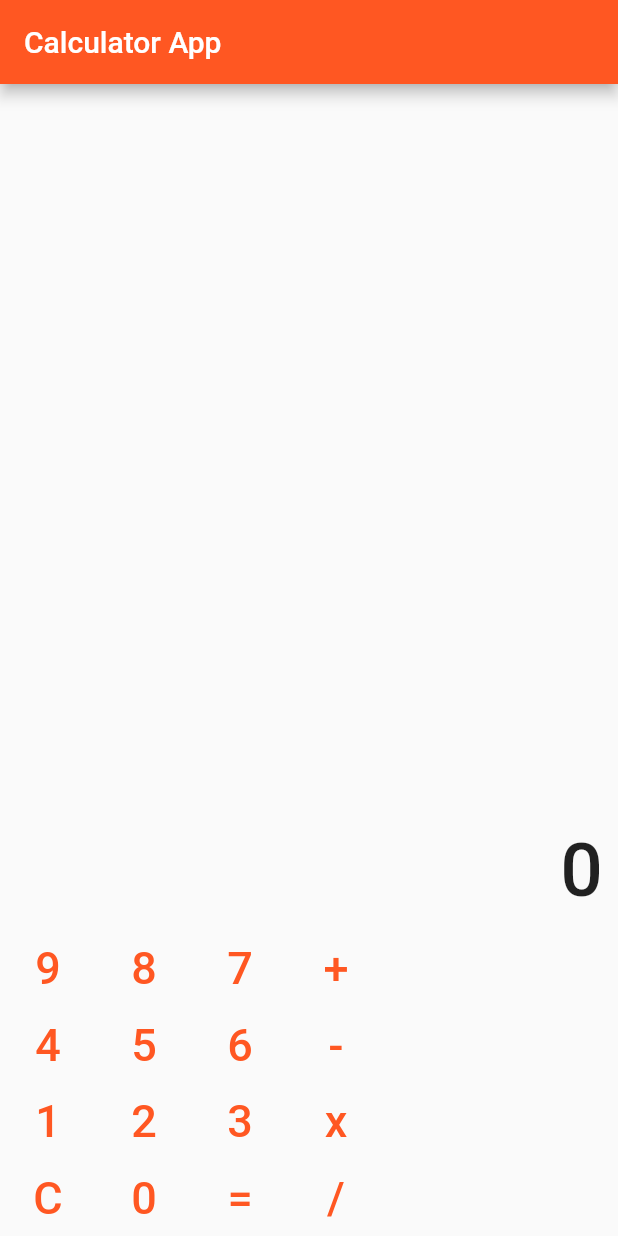
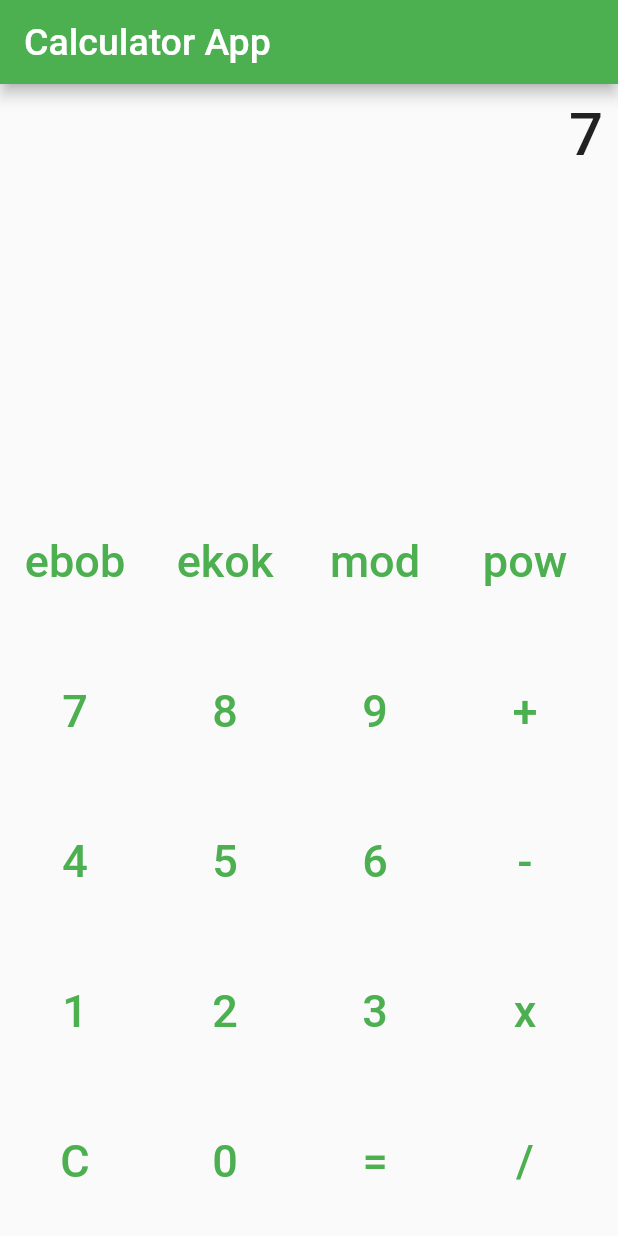
Before and after one commit to emreavarisli/Calculator-App, a Flutter app: the screen it shows after launch, after a tap on an icon or button, on a phone screen of 412 x 824 dp. Run offline on Flutter 3.47's test engine with Material 2 defaults, Android fonts, the phone set to English and light mode, and no system bars.

Commit message:
Calculator App

```diff
--- a/lib/main.dart
+++ b/lib/main.dart
@@ -8,7 +8,7 @@ class MyApp extends StatelessWidget {
   @override
   Widget build(BuildContext context) {
     return MaterialApp(
-      theme: ThemeData(primarySwatch: Colors.deepOrange),
+      theme: ThemeData(primarySwatch: Colors.green),
       home: const HomeApp(),
       debugShowCheckedModeBanner: false,
     );
@@ -27,71 +27,141 @@ class _HomeAppState extends State<HomeApp> {
   Widget build(BuildContext context) {
     return Scaffold(
       appBar: AppBar(
-        title: const Text('Calculator App'),
+        title: const Text(
+          'Calculator App',
+          style: TextStyle(fontSize: 25),
+        ),
       ),
       body: Container(
         child: Column(
           children: [
             Expanded(
-              child: Container(
+              child: Column(
+                children: [
+                  Container(
                     padding: const EdgeInsets.all(10),
                     alignment: Alignment.bottomRight,
-                child: const Text(
-                  '0',
-                  style: TextStyle(
-                    fontSize: 50,
+                    child: Text(
+                      text,
+                      style: const TextStyle(
+                        fontSize: 40,
                         fontWeight: FontWeight.w500,
                       ),
                     ),
                   ),
+                ],
+              ),
             ),
             Row(
               children: [
-                customOutlineButton('9'),
-                customOutlineButton('8'),
-                customOutlineButton('7'),
-                customOutlineButton('+'),
+                customTextButton('ebob'),
+                customTextButton('ekok'),
+                customTextButton('mod'),
+                customTextButton('pow'),
               ],
             ),
             Row(
               children: [
-                customOutlineButton('4'),
-                customOutlineButton('5'),
-                customOutlineButton('6'),
-                customOutlineButton('-'),
+                customTextButton('7'),
+                customTextButton('8'),
+                customTextButton('9'),
+                customTextButton('+'),
               ],
             ),
             Row(
               children: [
-                customOutlineButton('1'),
-                customOutlineButton('2'),
-                customOutlineButton('3'),
-                customOutlineButton('x'),
+                customTextButton('4'),
+                customTextButton('5'),
+                customTextButton('6'),
+                customTextButton('-'),
               ],
             ),
             Row(
               children: [
-                customOutlineButton('C'),
-                customOutlineButton('0'),
-                customOutlineButton('='),
-                customOutlineButton('/'),
+                customTextButton('1'),
+                customTextButton('2'),
+                customTextButton('3'),
+                customTextButton('x'),
               ],
-            )
+            ),
+            Row(
+              children: [
+                customTextButton('C'),
+                customTextButton('0'),
+                customTextButton('='),
+                customTextButton('/'),
+              ],
+            ),
           ],
         ),
       ),
     );
   }
 
-  Widget customOutlineButton(String value) {
-    return
-        //padding: const EdgeInsets.all(25),
-        TextButton(
-      onPressed: () {},
+  Widget customTextButton(String value) {
+    return SizedBox(
+      width: 100,
+      height: 100,
+      child: TextButton(
+        onPressed: () => buttonClick(value),
         child: Text(
           value,
           style: const TextStyle(fontSize: 30.0),
         ),
+      ),
     );
   }
+
+  late int first;
+  late int second;
+  late String result;
+  String text = '';
+
+  void buttonClick(String buttonText) {
+    if (buttonText == 'C') {
+      result = '';
+      text = '';
+      first = 0;
+      second = 0;
+    } else if (buttonText == '+' ||
+        buttonText == '-' ||
+        buttonText == 'x' ||
+        buttonText == '/') {
+      first = int.parse(text);
+      result = '';
+    } else if (buttonText == "=") {
+      second = int.parse(text);
+
+      if (text == "+") {
+        result = (first + second).toString();
       }
+      if (text == "-") {
+        result = (first - second).toString();
+      }
+      if (text == "x") {
+        result = (first * second).toString();
+      }
+      if (text == "/") {
+        result = (first ~/ second).toString();
+      }
+      // if (text == "ebob") {
+      //   result = (first ~/ second).toString();
+      // }
+      // if (text == "ekok") {
+      //   result = (first ~/ second).toString();
+      // }
+      // if (text == "mod") {
+      //   result = (first ~/ second).toString();
+      // }
+      // if (text == "pow") {
+      //   result = (first, second).toString();
+      // }
+    } else {
+      result = int.parse(text + buttonText).toString();
+    }
+
+    setState(() {
+      text = result;
+    });
+  }
+}
```
Lines whose indentation alone changed are shown as unchanged.
